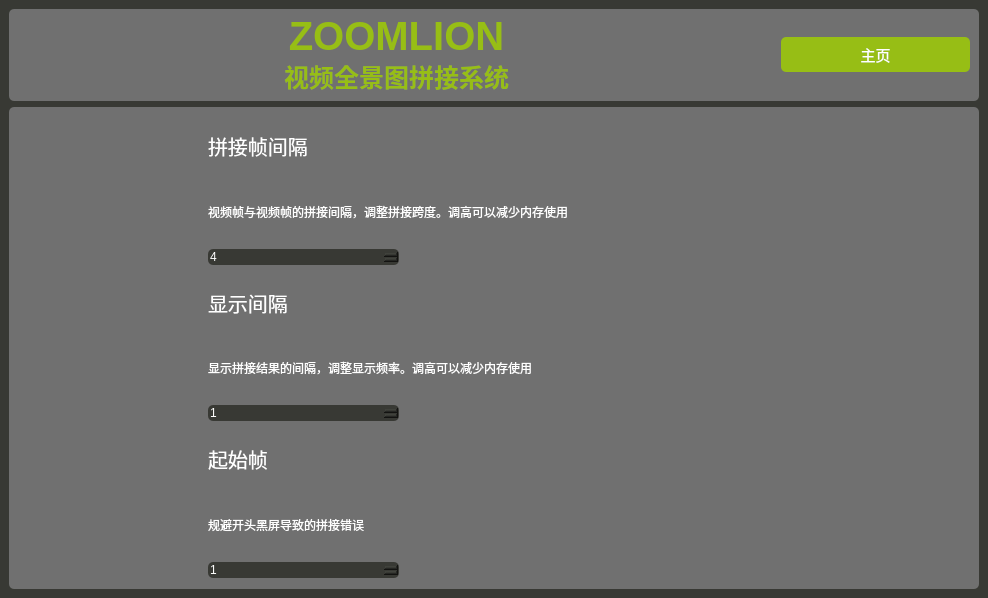
HenryTANG0520/Panorama_Stiching, file setting.ui: the form before one commit.
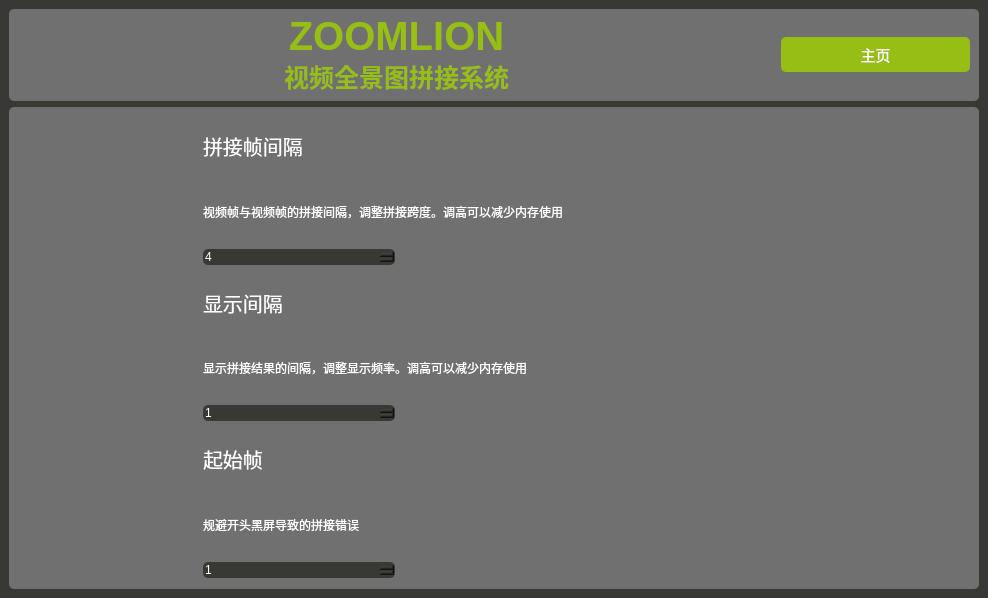
The form after the commit.

What changed in the file:
```diff
--- a/setting.ui
+++ b/setting.ui
@@ -140,7 +140,7 @@
       <property name="title">
        <string/>
       </property>
-      <layout class="QHBoxLayout" name="horizontalLayout_5" stretch="1,3,1">
+      <layout class="QHBoxLayout" name="horizontalLayout_5" stretch="0,3,1">
        <item>
         <spacer name="horizontalSpacer_3">
          <property name="orientation">
@@ -306,7 +306,7 @@
          </property>
          <property name="sizeHint" stdset="0">
           <size>
-           <width>185</width>
+           <width>186</width>
            <height>20</height>
           </size>
          </property>
```
